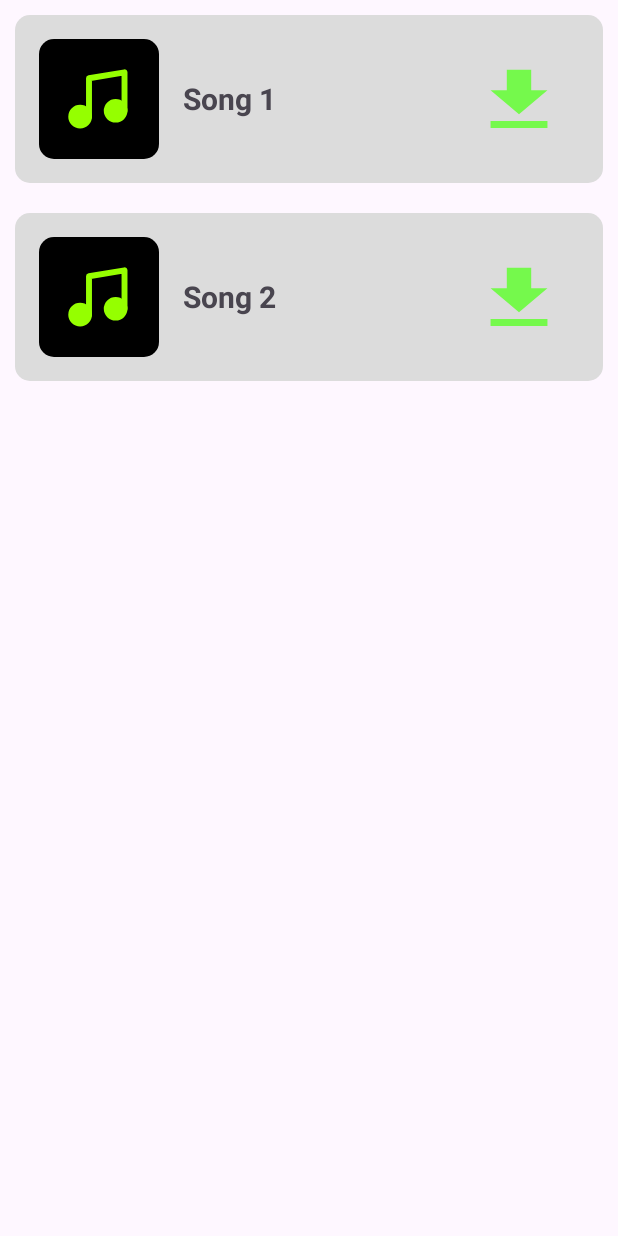
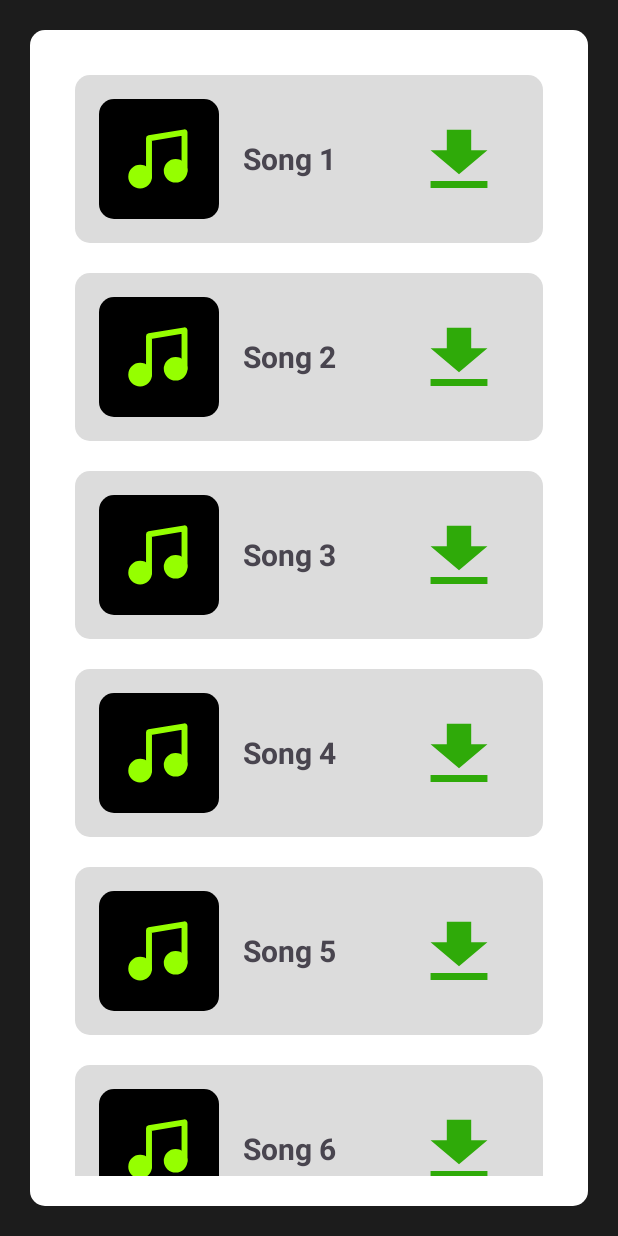
Before and after one commit to Yjoubayr/Projecte33, an Android app: the screen it shows after launch (DownloadSongs), on a phone screen of 412 x 824 dp. Run offline under Robolectric (Android 15) with nearby library versions, the phone set to English and light mode, and no system bars.

Commit message:
Creacio de les cançons dins de la llista amb un for, per anar mes rapid, (aquest canvi es temporal)

```diff
--- a/Android/ReproductorMusica/app/src/main/java/cat/boscdelacoma/reproductormusica/DownloadSongs.kt
+++ b/Android/ReproductorMusica/app/src/main/java/cat/boscdelacoma/reproductormusica/DownloadSongs.kt
@@ -10,12 +10,13 @@ class DownloadSongs : AppCompatActivity() {
         super.onCreate(savedInstanceState)
         setContentView(R.layout.activity_downloadsongs)
         val recyclerView: RecyclerView = findViewById(R.id.recyclerView)
-        val songList = listOf(
+        val songList = mutableListOf<SongAdapter.SongItem>()
 
-            SongAdapter.SongItem(songName ="Song 1"),
-            SongAdapter.SongItem(songName = "Song 2"),
-            // Add other SongItem objects as needed
-        )
+        for (i in 1..60) {
+            val songName = "Song $i"
+            val songItem = SongAdapter.SongItem(songName = songName)
+            songList.add(songItem)
+        }
         val adapter = SongAdapter(songList)
         recyclerView.layoutManager = LinearLayoutManager(this)
         recyclerView.adapter = adapter
--- a/Android/ReproductorMusica/app/src/main/res/drawable/btn_download.xml
+++ b/Android/ReproductorMusica/app/src/main/res/drawable/btn_download.xml
@@ -5,5 +5,5 @@
     android:viewportHeight="38">
   <path
       android:pathData="M31.167,13.5H22.5V0.5L9.5,0.5V13.5H0.833L16,28.667L31.167,13.5ZM0.833,33L0.833,37.333H31.167V33H0.833Z"
-      android:fillColor="#75F94C"/>
+      android:fillColor="#2FAA09"/>
 </vector>
--- /dev/null
+++ b/Android/ReproductorMusica/app/src/main/res/drawable/shapedownloadsong.xml
@@ -0,0 +1,6 @@
+<?xml version="1.0" encoding="utf-8"?>
+<shape xmlns:android="http://schemas.android.com/apk/res/android"
+    android:shape="rectangle">
+    <solid android:color="#FFFFFF"/> <!-- Change the color as needed -->
+    <corners android:radius="10dp"/>
+</shape>
--- a/Android/ReproductorMusica/app/src/main/res/layout/activity_downloadsongs.xml
+++ b/Android/ReproductorMusica/app/src/main/res/layout/activity_downloadsongs.xml
@@ -3,13 +3,19 @@
     android:layout_width="match_parent"
     android:layout_height="match_parent"
     xmlns:tools="http://schemas.android.com/tools"
-    tools:context=".DownloadSongs">
+    tools:context=".DownloadSongs"
+    android:padding="20dp"
+    android:background="@color/background"
+    >
     <androidx.recyclerview.widget.RecyclerView
         android:id="@+id/recyclerView"
         android:layout_width="match_parent"
         android:layout_height="match_parent"
         tools:itemCount="11"
-        tools:listitem="@layout/activity_song_item">
+        tools:listitem="@layout/activity_song_item"
+        android:padding="20dp"
+        android:background="@drawable/shapedownloadsong"
+        >
     </androidx.recyclerview.widget.RecyclerView>
 
 </RelativeLayout>
--- a/Android/ReproductorMusica/app/src/main/res/layout/song_item.xml
+++ b/Android/ReproductorMusica/app/src/main/res/layout/song_item.xml
@@ -40,7 +40,7 @@
     <!-- Download Logo -->
     <TextView
         android:id="@+id/Download_Logo"
-        android:layout_width="40dp"
+        android:layout_width="35dp"
         android:layout_height="40dp"
         android:layout_margin="20dp"
         android:background="@drawable/btn_download"
```
